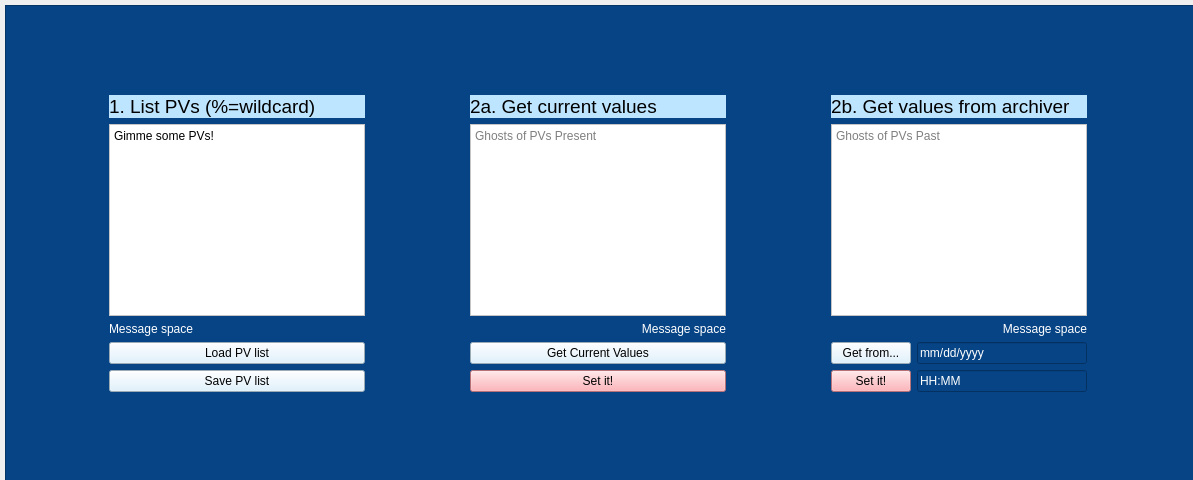
slaclab/PyFixit, file fixit.ui: the form before one commit.
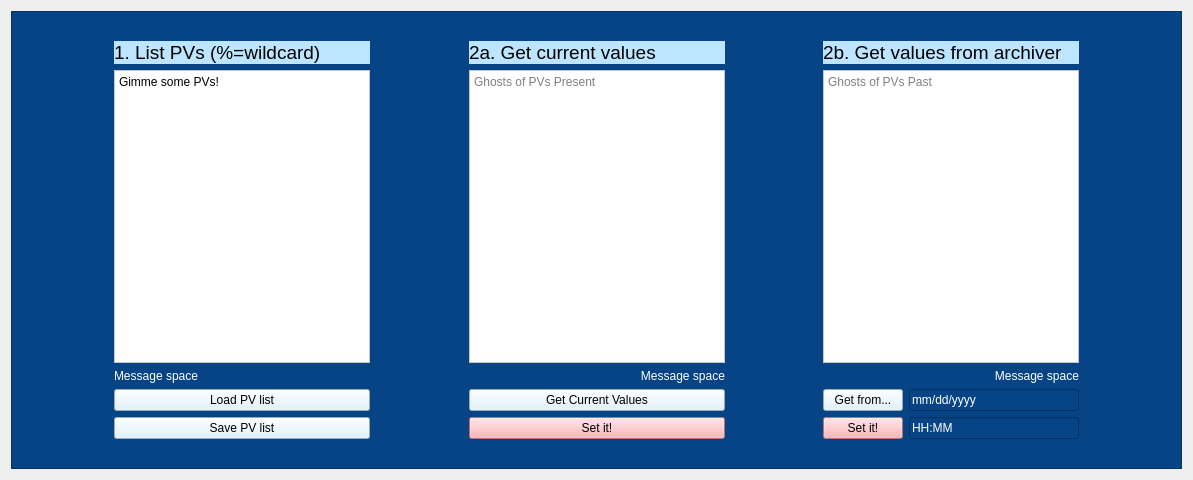
The form after the commit.

Commit message: changed spacers so re-sizeable window

```diff
--- a/fixit.ui
+++ b/fixit.ui
@@ -13,15 +13,9 @@
   <property name="windowTitle">
    <string>fixit</string>
   </property>
+  <layout class="QGridLayout" name="gridLayout_2">
+   <item row="0" column="0">
   <widget class="QFrame" name="frame">
-   <property name="geometry">
-    <rect>
-     <x>5</x>
-     <y>5</y>
-     <width>1191</width>
-     <height>481</height>
-    </rect>
-   </property>
    <property name="styleSheet">
     <string notr="true">background-color: rgb(6, 68, 134);</string>
    </property>
@@ -31,15 +25,8 @@
    <property name="frameShadow">
     <enum>QFrame::Raised</enum>
    </property>
-   <widget class="QWidget" name="gridLayoutWidget">
-    <property name="geometry">
-     <rect>
-      <x>5</x>
-      <y>5</y>
-      <width>1176</width>
-      <height>466</height>
-     </rect>
-    </property>
+     <layout class="QGridLayout" name="gridLayout_3">
+      <item row="0" column="0">
     <layout class="QGridLayout" name="gridLayout">
      <item row="5" column="5">
       <widget class="QPushButton" name="setHistPushButton">
@@ -225,19 +212,6 @@
        </property>
       </widget>
      </item>
-     <item row="0" column="0">
-      <spacer name="verticalSpacer">
-       <property name="orientation">
-        <enum>Qt::Vertical</enum>
-       </property>
-       <property name="sizeHint" stdset="0">
-        <size>
-         <width>20</width>
-         <height>40</height>
-        </size>
-       </property>
-      </spacer>
-     </item>
      <item row="1" column="2">
       <spacer name="horizontalSpacer">
        <property name="orientation">
@@ -334,22 +308,26 @@
        </property>
       </widget>
      </item>
-     <item row="6" column="0">
-      <spacer name="verticalSpacer_2">
-       <property name="orientation">
-        <enum>Qt::Vertical</enum>
-       </property>
-       <property name="sizeHint" stdset="0">
-        <size>
-         <width>20</width>
-         <height>40</height>
-        </size>
-       </property>
-      </spacer>
-     </item>
-    </layout>
-   </widget>
-  </widget>
+        <item row="0" column="1">
+         <widget class="QLabel" name="labelSpacerTop">
+          <property name="text">
+           <string/>
+          </property>
+         </widget>
+        </item>
+        <item row="6" column="1">
+         <widget class="QLabel" name="labelSpacerBottom">
+          <property name="text">
+           <string/>
+          </property>
+         </widget>
+        </item>
+       </layout>
+      </item>
+     </layout>
+    </widget>
+   </item>
+  </layout>
  </widget>
  <tabstops>
   <tabstop>inputPVs</tabstop>
```
Lines whose indentation alone changed are shown as unchanged.
